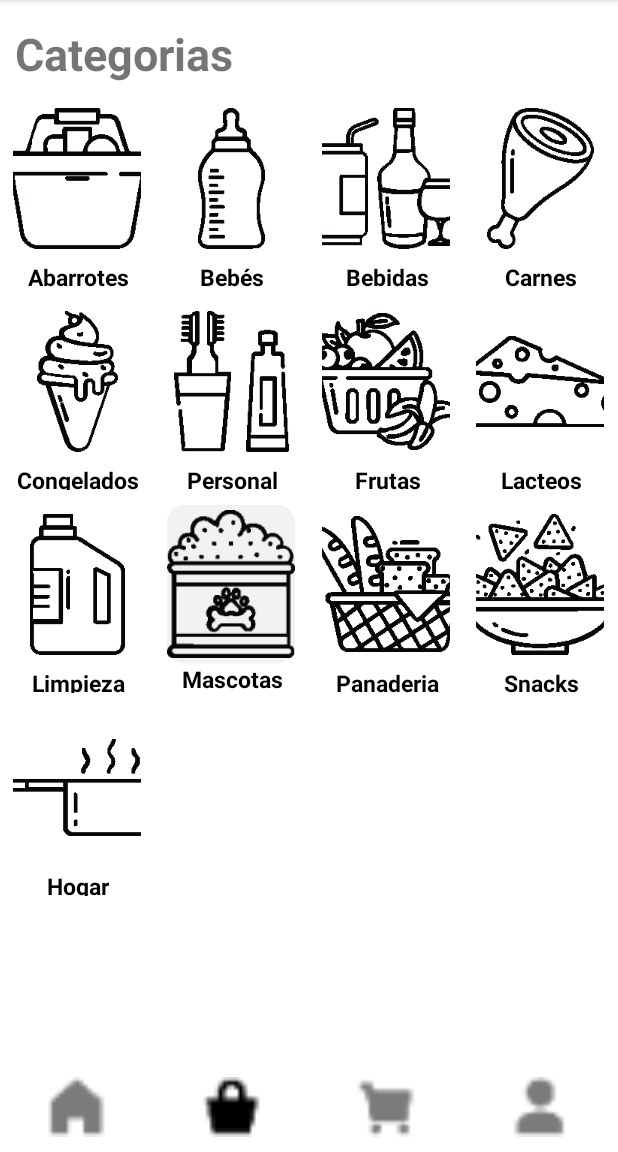
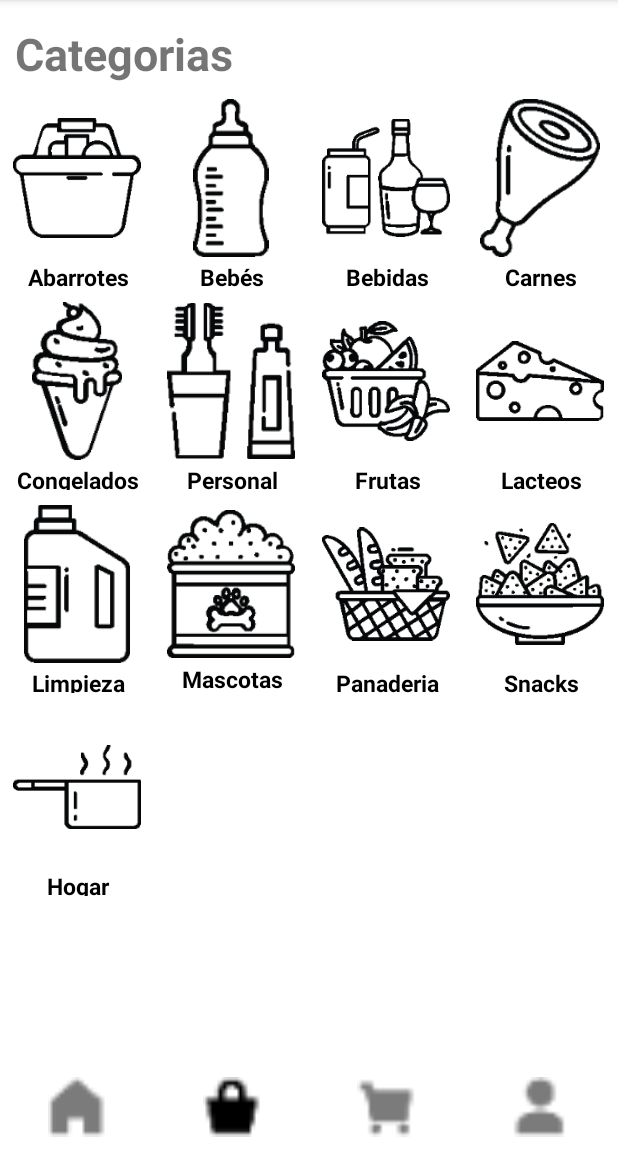
Before and after one commit to Garcialfa19/ProyectoProgra5, an Android app: the Categoria screen opened directly, with no data from a screen before it, on a phone screen of 412 x 824 dp, the part 84-1236 px from its top. Run offline under Robolectric (Android 15) with nearby library versions, the phone set to English and light mode, and no system bars; network calls fail.

Commit message:
Cambios a botones de categorias

```diff
--- a/MyApplication/app/src/main/java/com/example/myapplication/CrearCuenta.kt
+++ b/MyApplication/app/src/main/java/com/example/myapplication/CrearCuenta.kt
@@ -39,7 +39,7 @@ class CrearCuenta : AppCompatActivity() {
     }
 
     fun registrar(view: View) {
-        val ipAddress = "192.168.100.82"  // Cambiar la ip aquií
+        val ipAddress = "10.18.7.235"  // Cambiar la ip aquií
         val url = "http://$ipAddress/ecomerce/insertar.php"
 
         //Log the URL
--- a/MyApplication/app/src/main/java/com/example/myapplication/MainActivity.kt
+++ b/MyApplication/app/src/main/java/com/example/myapplication/MainActivity.kt
@@ -40,7 +40,7 @@ class MainActivity : AppCompatActivity() {
 
     fun login(view: View) {
 
-        val ipAddress = "192.168.100.82"  //**************** Cambiar la ip aquií *****************************
+        val ipAddress = "10.18.7.235"  //**************** Cambiar la ip aquí *****************************
         val url = "http://$ipAddress/ecomerce/login.php"
 
         val queue = Volley.newRequestQueue(this)
--- a/MyApplication/app/src/main/res/layout/button_abarrotes.xml
+++ b/MyApplication/app/src/main/res/layout/button_abarrotes.xml
@@ -15,6 +15,7 @@
         android:layout_gravity="center"
         android:backgroundTint="@color/white"
         android:padding="0dp"
+        android:scaleType="fitCenter"
         android:src="@mipmap/abarrotes" />
 
 
--- a/MyApplication/app/src/main/res/layout/button_bebes.xml
+++ b/MyApplication/app/src/main/res/layout/button_bebes.xml
@@ -15,6 +15,7 @@
         android:layout_gravity="center"
         android:backgroundTint="@color/white"
         android:padding="0dp"
+        android:scaleType="fitCenter"
         android:src="@mipmap/bebes" />
 
     <TextView
--- a/MyApplication/app/src/main/res/layout/button_bebidas.xml
+++ b/MyApplication/app/src/main/res/layout/button_bebidas.xml
@@ -15,6 +15,7 @@
         android:layout_gravity="center"
         android:backgroundTint="@color/white"
         android:padding="0dp"
+        android:scaleType="fitCenter"
         android:src="@mipmap/bebidas" />
 
 
--- a/MyApplication/app/src/main/res/layout/button_carnes.xml
+++ b/MyApplication/app/src/main/res/layout/button_carnes.xml
@@ -15,6 +15,7 @@
         android:layout_gravity="center"
         android:backgroundTint="@color/white"
         android:padding="0dp"
+        android:scaleType="fitCenter"
         android:src="@mipmap/carnes" />
 
 
--- a/MyApplication/app/src/main/res/layout/button_congelados.xml
+++ b/MyApplication/app/src/main/res/layout/button_congelados.xml
@@ -15,6 +15,7 @@
         android:layout_gravity="center"
         android:backgroundTint="@color/white"
         android:padding="0dp"
+        android:scaleType="fitCenter"
         android:src="@mipmap/congelados" />
 
 
--- a/MyApplication/app/src/main/res/layout/button_cuidado_personal.xml
+++ b/MyApplication/app/src/main/res/layout/button_cuidado_personal.xml
@@ -15,6 +15,7 @@
         android:layout_gravity="center"
         android:backgroundTint="@color/white"
         android:padding="0dp"
+        android:scaleType="fitCenter"
         android:src="@mipmap/personal" />
 
 
--- a/MyApplication/app/src/main/res/layout/button_frutas.xml
+++ b/MyApplication/app/src/main/res/layout/button_frutas.xml
@@ -15,6 +15,7 @@
         android:layout_gravity="center"
         android:backgroundTint="@color/white"
         android:padding="0dp"
+        android:scaleType="fitCenter"
         android:src="@mipmap/frutas" />
 
 
--- a/MyApplication/app/src/main/res/layout/button_hogar.xml
+++ b/MyApplication/app/src/main/res/layout/button_hogar.xml
@@ -15,6 +15,7 @@
         android:layout_gravity="center"
         android:backgroundTint="@color/white"
         android:padding="0dp"
+        android:scaleType="fitCenter"
         android:src="@mipmap/hogar" />
 
 
--- a/MyApplication/app/src/main/res/layout/button_lacteos.xml
+++ b/MyApplication/app/src/main/res/layout/button_lacteos.xml
@@ -15,6 +15,7 @@
         android:layout_gravity="center"
         android:backgroundTint="@color/white"
         android:padding="0dp"
+        android:scaleType="fitCenter"
         android:src="@mipmap/lacteos" />
 
 
--- a/MyApplication/app/src/main/res/layout/button_limpieza.xml
+++ b/MyApplication/app/src/main/res/layout/button_limpieza.xml
@@ -15,6 +15,7 @@
         android:layout_gravity="center"
         android:backgroundTint="@color/white"
         android:padding="0dp"
+        android:scaleType="fitCenter"
         android:src="@mipmap/limpieza" />
 
 
--- a/MyApplication/app/src/main/res/layout/button_mascotas.xml
+++ b/MyApplication/app/src/main/res/layout/button_mascotas.xml
@@ -9,7 +9,7 @@
             android:layout_width="105dp"
             android:layout_height="105dp"
             android:background="@drawable/roundstyle"
-            android:backgroundTint="@color/light_gray"
+
             android:contentDescription="@string/app_name"
             android:padding="0dp"
             android:scaleType="fitCenter"
--- a/MyApplication/app/src/main/res/layout/button_panaderia.xml
+++ b/MyApplication/app/src/main/res/layout/button_panaderia.xml
@@ -15,6 +15,7 @@
         android:layout_gravity="center"
         android:backgroundTint="@color/white"
         android:padding="0dp"
+        android:scaleType="fitCenter"
         android:src="@mipmap/panaderia" />
 
 
--- a/MyApplication/app/src/main/res/layout/button_snacks.xml
+++ b/MyApplication/app/src/main/res/layout/button_snacks.xml
@@ -15,6 +15,7 @@
         android:layout_gravity="center"
         android:backgroundTint="@color/white"
         android:padding="0dp"
+        android:scaleType="fitCenter"
         android:src="@mipmap/snacks" />
 
 
```
Also changed, not shown: MyApplication/app/src/main/java/com/example/myapplication/IP.kt (+5 -6 lines), MyApplication/app/src/main/res/layout/button_farmacia.xml (deleted, +0 -33 lines), MyApplication/app/src/main/res/layout/button_licores.xml (deleted, +0 -33 lines).
